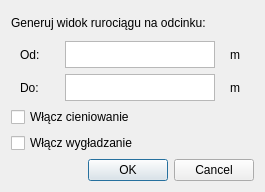
Before: the Qt Designer form Generate3dDialog.ui in ukito-pl/UltraSoundScanViewer, drawn with Qt 5.
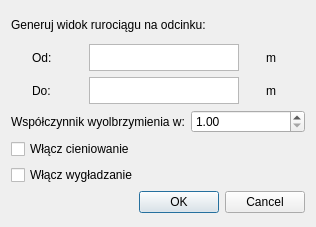
After: the same form once the commit is applied.

What changed in the file:
```diff
--- a/Generate3dDialog.ui
+++ b/Generate3dDialog.ui
@@ -6,14 +6,14 @@
    <rect>
     <x>0</x>
     <y>0</y>
-    <width>265</width>
-    <height>192</height>
+    <width>316</width>
+    <height>227</height>
    </rect>
   </property>
   <property name="maximumSize">
    <size>
-    <width>265</width>
-    <height>192</height>
+    <width>316</width>
+    <height>227</height>
    </size>
   </property>
   <property name="windowTitle">
@@ -121,6 +121,24 @@
      </item>
     </layout>
    </item>
+   <item>
+    <layout class="QHBoxLayout" name="horizontalLayout">
+     <item>
+      <widget class="QLabel" name="label_6">
+       <property name="text">
+        <string>Współczynnik wyolbrzymienia w:</string>
+       </property>
+      </widget>
+     </item>
+     <item>
+      <widget class="QDoubleSpinBox" name="doubleSpinBox">
+       <property name="minimum">
+        <double>1.000000000000000</double>
+       </property>
+      </widget>
+     </item>
+    </layout>
+   </item>
    <item>
     <widget class="QCheckBox" name="checkBox">
      <property name="text">
```
